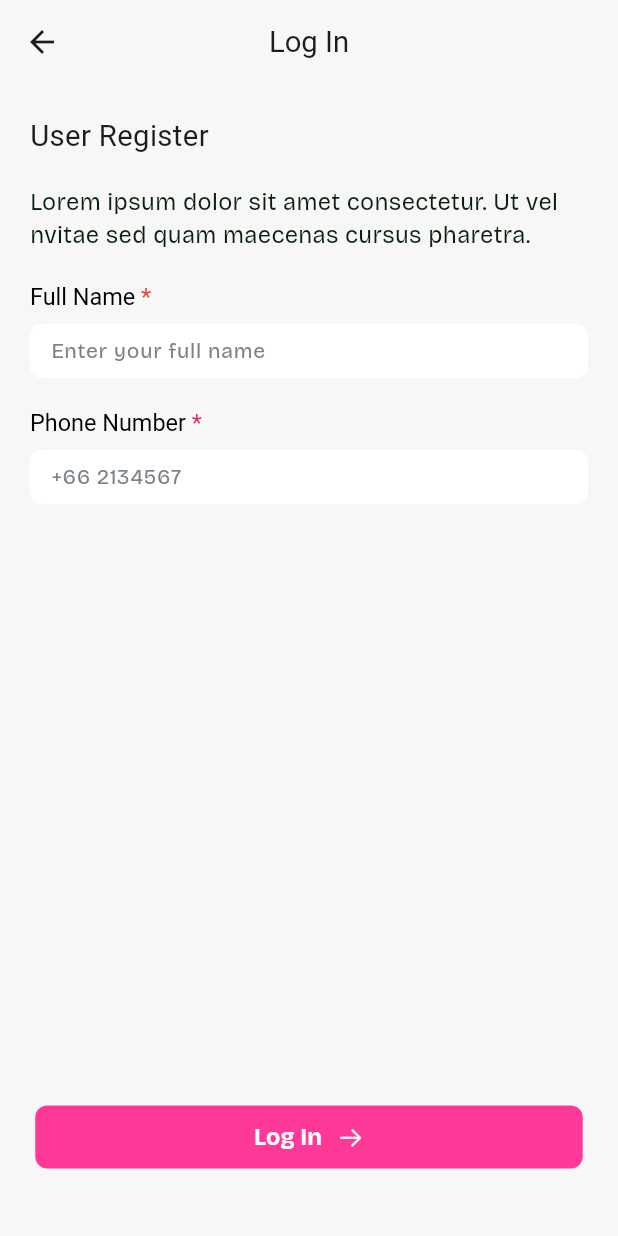
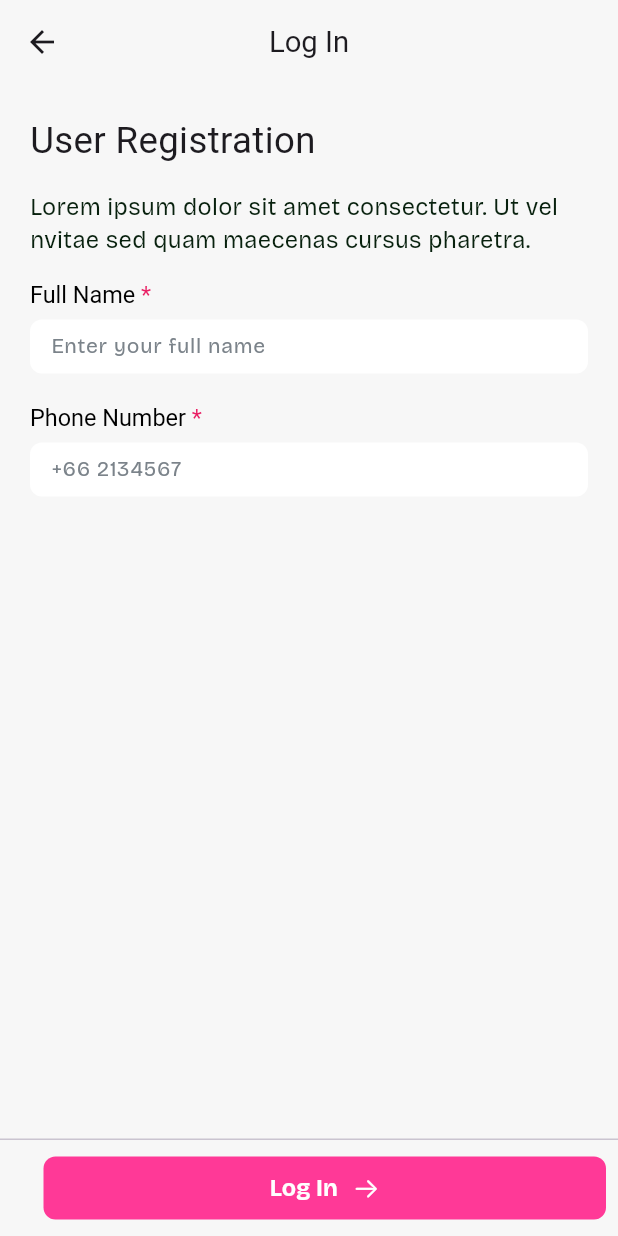
Before and after one commit to SabaiJob/Sabai, a Flutter app: the screen it shows after launch, after a tap on "Log In", on a phone screen of 412 x 824 dp. Run offline on Flutter 3.47's test engine with Material 3 defaults, Android fonts, the phone set to English and light mode, and no system bars; our stand-ins replace avatar_glow, carousel_slider, dropdown_button2, google_fonts, pin_code_fields, smooth_page_indicator and 1 more; Roboto replaces fonts that are missing (Bricolage-M); project files that could hold a hidden picture were left out.

Commit message:
modified Log in Page

```diff
--- a/lib/screens/login_page.dart
+++ b/lib/screens/login_page.dart
@@ -1,8 +1,11 @@
 import 'package:flutter/cupertino.dart';
 import 'package:flutter/material.dart';
+import 'package:flutter/services.dart';
 import 'package:provider/provider.dart';
 import 'package:sabai_app/components/reusable_content_holder.dart';
+import 'package:sabai_app/components/reusable_label.dart';
 import 'package:sabai_app/components/reusable_textformfield.dart';
+import 'package:sabai_app/components/reusable_title_holder.dart';
 import 'package:sabai_app/screens/bottom_navi_pages/job_listing_page.dart';
 import 'package:sabai_app/screens/navigation_homepage.dart';
 import 'package:sabai_app/screens/otp_verification_page.dart';
@@ -42,82 +45,54 @@ class _LoginPageState extends State<LoginPage> {
               ),
         centerTitle: true,
       ),
-      body: LayoutBuilder(
-        builder: (context, constraints) {
-          return SingleChildScrollView(
-            child: ConstrainedBox(
-              constraints: BoxConstraints(
-                minHeight: constraints.maxHeight,
-              ),
-              child: IntrinsicHeight(
+      body: Padding(
+        padding:
+            const EdgeInsets.only(left: 20, right: 20, top: 12, bottom: 30),
+        child: SingleChildScrollView(
           child: Form(
             key: _formKey,
             child: Column(
               mainAxisAlignment: MainAxisAlignment.spaceBetween,
               children: [
-                      Container(
-                        padding: const EdgeInsets.all(20),
-                        child: Column(
-                          crossAxisAlignment: CrossAxisAlignment.start,
-                          children: [
-                            languageProvider.lan == 'English'
-                                ? const Text(
-                                    'User Register',
-                                    style: appBarTitleStyleEng,
-                                  )
-                                : const Text(
-                                    'အကောင့်က၀င်ရောက်ရန်',
-                                    style: appBarTitleStyleMn,
+                Padding(
+                  padding: const EdgeInsets.symmetric(vertical: 8),
+                  child: Align(
+                    alignment: Alignment.topLeft,
+                    child: ReusableTitleHolder(
+                      title: languageProvider.lan == 'English'
+                          ? 'User Registration'
+                          : 'အကောင့်က၀င်ရောက်ရန်',
                     ),
-                            const SizedBox(
-                              height: 20,
                   ),
-                            ReusableContentHolder(
+                ),
+
+                Padding(
+                  padding: const EdgeInsets.symmetric(vertical: 8),
+                  child: Align(
+                    alignment: Alignment.topLeft,
+                    child: ReusableContentHolder(
                         content: languageProvider.lan == 'English'
                             ? 'Lorem ipsum dolor sit amet consectetur. Ut vel nvitae sed quam maecenas cursus pharetra.'
                             : 'သင့်အကောင့်ကို၀င်ရောက်ဖို့ ဒီအချက်အလက်တွေကိုဖြည့်ပါ'),
-                            const SizedBox(
-                              height: 20,
-                            ),
-                            RichText(
-                              text: languageProvider.lan == 'English'
-                                  ? const TextSpan(
-                                      text: 'Full Name',
-                                      style: TextStyle(
-                                        fontFamily: 'Bricolage-M',
-                                        fontSize: 15.63,
-                                        color: Colors.black,
-                                      ),
-                                      children: [
-                                        TextSpan(
-                                          text: ' *',
-                                          style: TextStyle(
-                                            color: Colors.red,
                   ),
                 ),
-                                      ],
-                                    )
-                                  : const TextSpan(
-                                      text: 'အမည်',
-                                      style: TextStyle(
-                                        fontFamily: 'Walone-B',
-                                        fontSize: 14,
-                                        color: Colors.black,
-                                      ),
-                                      children: [
-                                        TextSpan(
-                                          text: ' *',
-                                          style: TextStyle(
-                                            color: Colors.red,
+
+                // Full Name
+                Padding(
+                  padding: const EdgeInsets.symmetric(vertical: 8),
+                  child: ReusableLabelHolder(
+                    labelName: languageProvider.lan == 'English'
+                        ? 'Full Name'
+                        : 'အမည်',
+                    textStyle: languageProvider.lan == 'English'
+                        ? labelStyleEng
+                        : labelStyleMm,
+                    isStarred: true,
                   ),
                 ),
-                                      ],
-                                    ),
-                            ),
-                            const SizedBox(
-                              height: 10,
-                            ),
+
                 ReusableTextformfield(
+                    keyboardType: TextInputType.name,
                     textEditingController: _fullNameController,
                     validating: (value) {
                       if (value == null || value.isEmpty) {
@@ -130,45 +105,24 @@ class _LoginPageState extends State<LoginPage> {
                     hint: languageProvider.lan == 'English'
                         ? 'Enter your full name'
                         : 'သင့်အမည် ထည့်ပါ'),
-                            RichText(
-                              text: languageProvider.lan == 'English'
-                                  ? const TextSpan(
-                                      text: 'Phone Number',
-                                      style: TextStyle(
-                                        fontFamily: 'Bricolage-M',
-                                        fontSize: 15.63,
-                                        color: Colors.black,
-                                      ),
-                                      children: [
-                                        TextSpan(
-                                          text: ' *',
-                                          style: TextStyle(
-                                            color: Colors.pink,
+
+                // Phone Number
+                Padding(
+                  padding: const EdgeInsets.only(bottom: 8),
+                  child: ReusableLabelHolder(
+                    labelName: languageProvider.lan == 'English'
+                        ? 'Phone Number'
+                        : 'ဖုန်းနံပါတ်',
+                    textStyle: languageProvider.lan == 'English'
+                        ? labelStyleEng
+                        : labelStyleMm,
+                    isStarred: true,
                   ),
                 ),
-                                      ],
-                                    )
-                                  : const TextSpan(
-                                      text: 'ဖုန်းနံပါတ်',
-                                      style: TextStyle(
-                                        fontFamily: 'Walone-B',
-                                        fontSize: 14,
-                                        color: Colors.black,
-                                      ),
-                                      children: [
-                                        TextSpan(
-                                          text: ' *',
-                                          style: TextStyle(
-                                            color: Colors.pink,
-                                          ),
-                                        ),
-                                      ],
-                                    ),
-                            ),
-                            const SizedBox(
-                              height: 10,
-                            ),
+
                 ReusableTextformfield(
+                  formatter: [FilteringTextInputFormatter.digitsOnly],
+                  keyboardType: TextInputType.phone,
                   textEditingController: _phoneNumberController,
                   validating: (value) {
                     if (value == null || value.isEmpty) {
@@ -178,26 +132,31 @@ class _LoginPageState extends State<LoginPage> {
                     }
                     return null;
                   },
-                                hint: '+66 2134567'),
+                  hint: '+66 2134567',
+                ),
               ],
             ),
           ),
-                      Padding(
-                        padding: const EdgeInsets.only(bottom: 45),
-                        child: Container(
-                          width: 365,
-                          height: 42,
-                          decoration: BoxDecoration(
-                            borderRadius: BorderRadius.circular(8),
         ),
-                          child: TextButton(
+      ),
+      persistentFooterButtons: [
+        Column(
+          children: [
+            TextButton(
+                style: TextButton.styleFrom(
+                fixedSize: const Size(375, 42),
+                backgroundColor: const Color(0xffFF3997),
+                shape: RoundedRectangleBorder(
+                  borderRadius:
+                      BorderRadius.circular(8), // Set the border radius
+                ),
+              ),
                 onPressed: () {
                   if (_formKey.currentState!.validate()) {
                     Navigator.pushReplacement(
                       context,
                       MaterialPageRoute(
-                                    builder: (context) =>
-                                        const OtpVerificationPage(
+                        builder: (context) => const OtpVerificationPage(
                           navWidget: NavigationHomepage(
                             showButtonSheet: false,
                           ),
@@ -285,25 +244,19 @@ class _LoginPageState extends State<LoginPage> {
                     //     );
                     //   },
                     // );
-                              } else {
-                                // form validation failed
-                                ScaffoldMessenger.of(context).showSnackBar(
-                                  SnackBar(
-                                      content: languageProvider.lan == 'English'
-                                          ? const Text(
-                                              "Please completed all the required fields")
-                                          : const Text(
-                                              "လိုအပ်သောအကွက်များအားလုံးကို ဖြည့်စွက်ပါ။")),
-                                );
                   }
+                  // else {
+                  //   // form validation failed
+                  //   ScaffoldMessenger.of(context).showSnackBar(
+                  //     SnackBar(
+                  //         content: languageProvider.lan == 'English'
+                  //             ? const Text(
+                  //                 "Please complete all the required fields")
+                  //             : const Text(
+                  //                 "လိုအပ်သောအကွက်များအားလုံးကို ဖြည့်စွက်ပါ။")),
+                  //   );
+                  // }
                 },
-                            style: TextButton.styleFrom(
-                              backgroundColor: const Color(0xffFF3997),
-                              shape: RoundedRectangleBorder(
-                                borderRadius: BorderRadius.circular(
-                                    8), // Set the border radius
-                              ),
-                            ),
                 child: Row(
                   mainAxisAlignment: MainAxisAlignment.center,
                   children: [
@@ -317,7 +270,7 @@ class _LoginPageState extends State<LoginPage> {
                             ),
                           )
                         : const Text(
-                                        '၀င်ရောက်ရန်',
+                            'ဆက်လက်ရန်',
                             style: TextStyle(
                               fontFamily: 'Walone-B',
                               fontSize: 14,
@@ -334,16 +287,10 @@ class _LoginPageState extends State<LoginPage> {
                   ],
                 ),
               ),
-                        ),
-                      ),
+
           ],
-                  ),
-                ),
-              ),
-            ),
-          );
-        },
-      ),
+        )
+      ],
     );
   }
 }
--- a/lib/screens/registration_page.dart
+++ b/lib/screens/registration_page.dart
@@ -22,7 +22,7 @@ class RegistrationPage extends StatefulWidget {
 }
 
 class _RegistrationPageState extends State<RegistrationPage> {
-  int _currentStep = 0;
+  final int _currentStep = 0;
   final List<String> _genderItemsEng = ['male', 'female', 'others'];
   final List<String> _genderItemsMm = ['ကျား', 'မ', 'အခြား'];
   String? _selectedGender;
@@ -39,7 +39,6 @@ class _RegistrationPageState extends State<RegistrationPage> {
     });
     print('Selected Date: $date'); // Do something with the selected date
   }
-
 
   // Form Key and Controllers
   final _formKey = GlobalKey<FormState>();
@@ -75,7 +74,7 @@ class _RegistrationPageState extends State<RegistrationPage> {
           color: Color(0xFFFF3997),
         ),
       ),
-      body: Container(
+      body: Padding(
         padding:
             const EdgeInsets.only(left: 20, right: 20, top: 12, bottom: 30),
         child: SingleChildScrollView(
@@ -85,21 +84,21 @@ class _RegistrationPageState extends State<RegistrationPage> {
               mainAxisAlignment: MainAxisAlignment.start,
               children: [
                 // progress indicator bar
-                Container(
+                Padding(
                   padding: const EdgeInsets.symmetric(vertical: 12),
-                  child:  StepProgressIndicator(
-                    roundedEdges: Radius.circular(10),
+                  child: StepProgressIndicator(
+                    roundedEdges: const Radius.circular(10),
                     padding: 0.0,
                     totalSteps: totalSteps,
                     currentStep: _currentStep,
-                    selectedColor: Color(0xFFFF3997),
-                    unselectedColor: Color.fromARGB(100, 76, 82, 88),
+                    selectedColor: const Color(0xFFFF3997),
+                    unselectedColor: const Color.fromARGB(100, 76, 82, 88),
                     size: 8.0,
                   ),
                 ),
 
                 // title
-                Container(
+                Padding(
                   padding: const EdgeInsets.symmetric(vertical: 8),
                   child: Align(
                     alignment: Alignment.topLeft,
@@ -112,7 +111,7 @@ class _RegistrationPageState extends State<RegistrationPage> {
                 ),
 
                 // subtitle
-                Container(
+                Padding(
                   padding: const EdgeInsets.symmetric(vertical: 8),
                   child: Align(
                     alignment: Alignment.topLeft,
@@ -203,10 +202,12 @@ class _RegistrationPageState extends State<RegistrationPage> {
                       padding: const EdgeInsets.only(top: 1),
                       child: Text(
                         genderErrorMessage,
-                        style: languageProvider.lan == 'English' ? const TextStyle(
+                        style: languageProvider.lan == 'English'
+                            ? const TextStyle(
                                 color: Colors.red,
                                 fontSize: 10,
-                            fontFamily: 'Bricolage-M') : const TextStyle(
+                                fontFamily: 'Bricolage-M')
+                            : const TextStyle(
                                 color: Colors.red,
                                 fontSize: 10,
                                 fontFamily: 'Walone-R'),
@@ -252,10 +253,12 @@ class _RegistrationPageState extends State<RegistrationPage> {
                       padding: const EdgeInsets.only(top: 2),
                       child: Text(
                         birthdayErrorMessage,
-                        style: languageProvider.lan == 'English' ? const TextStyle(
+                        style: languageProvider.lan == 'English'
+                            ? const TextStyle(
                                 color: Colors.red,
                                 fontSize: 10,
-                            fontFamily: 'Bricolage-M') : const TextStyle(
+                                fontFamily: 'Bricolage-M')
+                            : const TextStyle(
                                 color: Colors.red,
                                 fontSize: 10,
                                 fontFamily: 'Walone-R'),
@@ -295,7 +298,7 @@ class _RegistrationPageState extends State<RegistrationPage> {
 
                 // Email Address
                 Padding(
-                  padding: const EdgeInsets.only(top: 5,bottom: 8),
+                  padding: const EdgeInsets.only(top: 5, bottom: 8),
                   child: ReusableLabelHolder(
                     labelName: languageProvider.lan == 'English'
                         ? 'Email Address'
@@ -363,13 +366,7 @@ class _RegistrationPageState extends State<RegistrationPage> {
       persistentFooterButtons: [
         Column(
           children: [
-            Container(
-              width: 375,
-              height: 42,
-              decoration: BoxDecoration(
-                borderRadius: BorderRadius.circular(8),
-              ),
-              child: TextButton(
+            TextButton(
               onPressed: () {
                 // if (_formKey.currentState!.validate()) {
                 //   Navigator.push(
@@ -394,10 +391,16 @@ class _RegistrationPageState extends State<RegistrationPage> {
                   isGenderError = _selectedGender == null;
                   isBirthdayError = _selectedDate == null;
 
-                    genderErrorMessage =
-                        isGenderError ? (languageProvider.lan == 'English'?  "   Gender is required" : "   လိင်အမျိုးအစားရွေးချယ်ရန်လိုအပ်သည်" ): '';
-                    birthdayErrorMessage =
-                        isBirthdayError ? (languageProvider.lan == 'English' ? "   Birthday is required" : "   မွေးဖွားသည့်နေ့ရွေးချယ်ရန်လိုအပ်သည်") : '';
+                  genderErrorMessage = isGenderError
+                      ? (languageProvider.lan == 'English'
+                          ? "   Gender is required"
+                          : "   လိင်အမျိုးအစားရွေးချယ်ရန်လိုအပ်သည်")
+                      : '';
+                  birthdayErrorMessage = isBirthdayError
+                      ? (languageProvider.lan == 'English'
+                          ? "   Birthday is required"
+                          : "   မွေးဖွားသည့်နေ့ရွေးချယ်ရန်လိုအပ်သည်")
+                      : '';
                 });
 
                 if (_formKey.currentState!.validate() &&
@@ -406,9 +409,11 @@ class _RegistrationPageState extends State<RegistrationPage> {
                   Navigator.push(
                     context,
                     MaterialPageRoute(
-                        builder: (context) =>  OtpVerificationPage(
+                      builder: (context) => OtpVerificationPage(
                         currentStep: _currentStep + 1,
-                          navWidget: UserProfileSetupPage(currentStep: _currentStep + 2,),
+                        navWidget: UserProfileSetupPage(
+                          currentStep: _currentStep + 2,
+                        ),
                         signUp: true,
                       ),
                     ),
@@ -428,6 +433,7 @@ class _RegistrationPageState extends State<RegistrationPage> {
                 // }
               },
               style: TextButton.styleFrom(
+                fixedSize: const Size(375, 42),
                 backgroundColor: const Color(0xffFF3997),
                 shape: RoundedRectangleBorder(
                   borderRadius:
@@ -464,7 +470,6 @@ class _RegistrationPageState extends State<RegistrationPage> {
                 ],
               ),
             ),
-            )
           ],
         )
       ],
```
Lines whose indentation alone changed are shown as unchanged.
